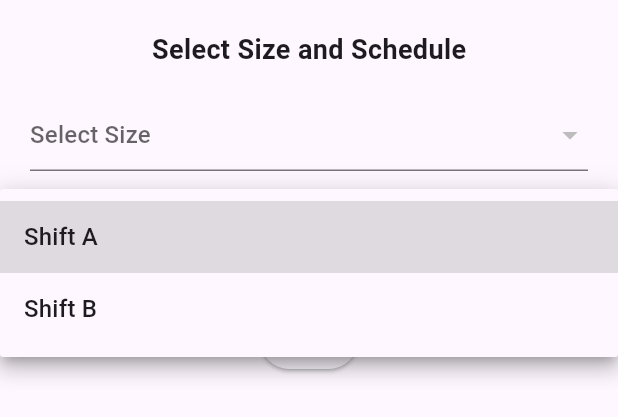
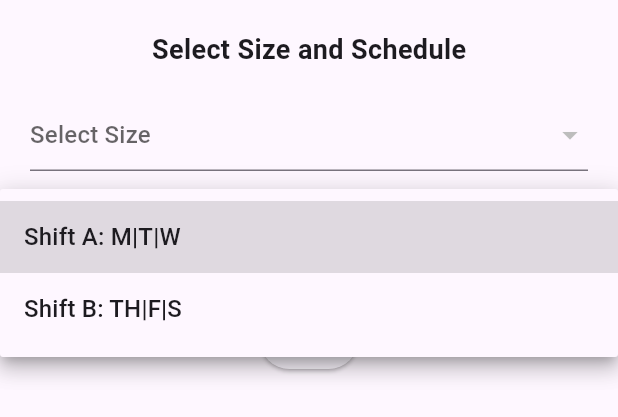
Before and after one commit to rruviro/Upang-Student-Essentials, a Flutter app: the _ModalContent widget shown alone on an empty page, opened directly with empty values, after a tap on "Select Schedule", on a phone screen of 412 x 824 dp. Shown: the top 417 px of the screen. Run offline on Flutter 3.47's test engine with Material 3 defaults, Android fonts, the phone set to English and light mode, and no system bars; our stand-ins replace awesome_notifications, bloc, carousel_slider, flutter_bloc, google_fonts, image_picker and 2 more; missing offline and left inert: mysql_client; accounts and stored records are empty; network calls fail.

Commit message:
TANGINA UMAYOS BOBO KASI

```diff
--- a/lib/backend/apiservice/studentApi/srepoimpl.dart
+++ b/lib/backend/apiservice/studentApi/srepoimpl.dart
@@ -272,7 +272,7 @@ class StudentRepositoryImpl extends Studentrepo {
     String status,
     String shift,
   ) async {
-    final response = await http.put(
+    final response = await http.post(
       Uri.parse('$baseUrl/studentbagitems'),
       headers: <String, String>{
         'Content-Type': 'application/json; charset=UTF-8',
@@ -294,6 +294,8 @@ class StudentRepositoryImpl extends Studentrepo {
     if (response.statusCode == 200) {
       print("Student item data successfully added.");
     } else {
+      print(response.statusCode);
+      print(response.body);
       throw Exception("Failed to add student item data: ${response.body}");
     }
   }
--- a/lib/frontend/student/home/uniform.dart
+++ b/lib/frontend/student/home/uniform.dart
@@ -308,9 +308,9 @@ class _UniformStudentState extends State<UniformStudent> {
       isScrollControlled: true,
       builder: (BuildContext context) {
         return _ModalContent(
-          onSubmit: (selectedUniform) {
+          onSubmit: (selectedUniform, selectedSchedule) {
             // Print all properties of the selected uniform
-            print('Selected Uniform ID: ${selectedUniform.id}');
+            print('Selected Uniform ID: ${widget.profile.id}');
             print('Department: ${selectedUniform.Department}');
             print('Course: ${selectedUniform.Course}');
             print('Gender: ${selectedUniform.Gender}');
@@ -318,6 +318,7 @@ class _UniformStudentState extends State<UniformStudent> {
             print('Body: ${selectedUniform.Body}');
             print('Size: ${selectedUniform.Size}');
             print('Stock: ${selectedUniform.Stock}');
+            context.read<StudentExtendedBloc>().add(AddStudentBagItem(selectedUniform.Department, selectedUniform.Course, selectedUniform.Gender, selectedUniform.Type, selectedUniform.Body, selectedUniform.Size, "ACTIVE", widget.profile.id, selectedSchedule!));
             Navigator.pop(context);
           },
           submitButtonText: 'Add to Backpack',
@@ -334,7 +335,7 @@ class _UniformStudentState extends State<UniformStudent> {
       isScrollControlled: true,
       builder: (BuildContext context) {
         return _ModalContent(
-          onSubmit: (selectedUniform) {
+          onSubmit: (selectedUniform, selectedSchedule) {
             // Print all properties of the selected uniform
             print('Selected Uniform ID: ${selectedUniform.id}');
             print('Department: ${selectedUniform.Department}');
@@ -356,7 +357,7 @@ class _UniformStudentState extends State<UniformStudent> {
 }
 
 class _ModalContent extends StatefulWidget {
-  final Function(Uniform) onSubmit; // Change to accept a Uniform object
+  final Function(Uniform, String?) onSubmit; // Change to accept a Uniform object
   final String submitButtonText;
   final IconData submitButtonIcon;
   final List<Uniform> uniforms; // Pass the list of uniforms
@@ -376,7 +377,10 @@ class _ModalContent extends StatefulWidget {
 class _ModalContentState extends State<_ModalContent> {
   String? selectedSize; // Track the selected size
   String? selectedSchedule;
-  List<String> schedules = ['Shift A', 'Shift B'];
+  List<Map<String, String>> schedules = [
+    {'display': 'Shift A: M|T|W', 'value': 'A'},
+    {'display': 'Shift B: TH|F|S', 'value': 'B'}
+  ];
 
   @override
   Widget build(BuildContext context) {
@@ -399,7 +403,7 @@ class _ModalContentState extends State<_ModalContent> {
             items: uniqueSizes.map((size) {
               return DropdownMenuItem(
                 value: size,
-                child: Text(size), // Display the size
+                child: Text(size),
               );
             }).toList(),
             onChanged: (value) {
@@ -414,8 +418,8 @@ class _ModalContentState extends State<_ModalContent> {
             hint: Text('Select Schedule'),
             items: schedules.map((schedule) {
               return DropdownMenuItem(
-                value: schedule,
-                child: Text(schedule),
+                value: schedule['value'], // Use the corresponding value
+                child: Text(schedule['display']!), // Display text
               );
             }).toList(),
             onChanged: (value) {
@@ -430,11 +434,11 @@ class _ModalContentState extends State<_ModalContent> {
               if (selectedSize != null && selectedSchedule != null) {
                 // Find the corresponding Uniform by Size
                 Uniform? selectedUniform = widget.uniforms.firstWhere(
-                      (uniform) => uniform.Size == selectedSize,
+                  (uniform) => uniform.Size == selectedSize,
                 );
 
                 if (selectedUniform != null) {
-                  widget.onSubmit(selectedUniform); // Pass the selected Uniform
+                  widget.onSubmit(selectedUniform, selectedSchedule); // Pass the selected Uniform
                 } else {
                   print('No matching uniform found for size: $selectedSize');
                 }
```
